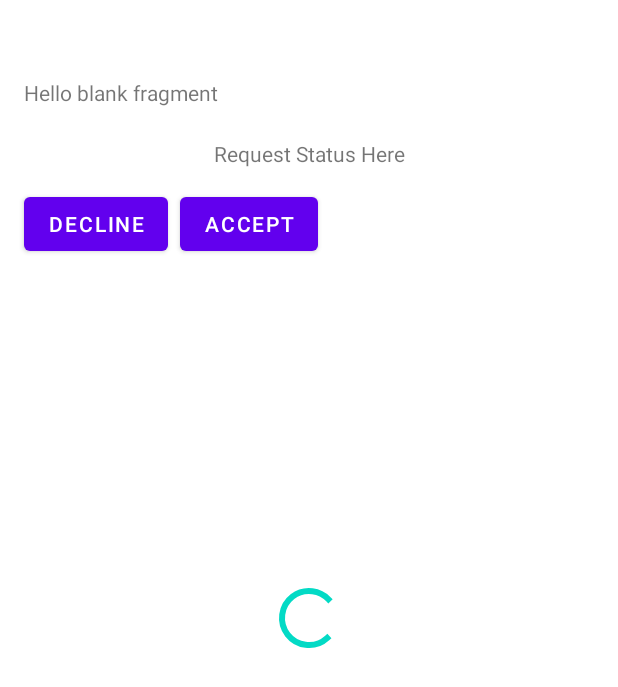
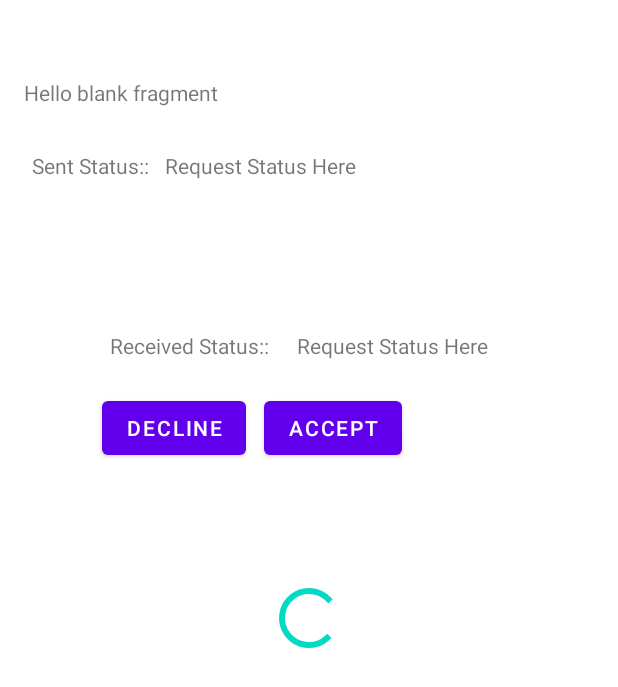
Before and after one commit to J-cart/MessageMe, an Android app: the layout fragment_profile.xml on its own in the app's theme, with its tools: preview values and no code run, on a phone screen of 412 x 824 dp. Shown: the top 687 px of the screen. Run offline under Robolectric (Android 15) with nearby library versions, the phone set to English and light mode, and no system bars.

Commit message:
still working on friend_request....progressing>>>

```diff
--- a/app/src/main/res/layout/fragment_profile.xml
+++ b/app/src/main/res/layout/fragment_profile.xml
@@ -25,18 +25,50 @@
         android:id="@+id/statusText"
         android:layout_width="wrap_content"
         android:layout_height="wrap_content"
-        android:layout_marginTop="16dp"
         android:padding="5dp"
-        app:layout_constraintEnd_toEndOf="@+id/infoText"
+        app:layout_constraintBottom_toBottomOf="@+id/sentHolder"
+        app:layout_constraintStart_toEndOf="@+id/sentHolder"
+        app:layout_constraintTop_toTopOf="@+id/sentHolder"
+        tools:text="Request Status Here" />
+
+
+    <com.google.android.material.textview.MaterialTextView
+        android:id="@+id/receivedText"
+        android:layout_width="wrap_content"
+        android:layout_height="wrap_content"
+        android:layout_marginStart="8dp"
+        android:padding="5dp"
+        app:layout_constraintBottom_toBottomOf="@+id/receivedHolder"
+        app:layout_constraintStart_toEndOf="@+id/receivedHolder"
+        app:layout_constraintTop_toTopOf="@+id/receivedHolder"
+        tools:text="Request Status Here" />
+
+    <com.google.android.material.textview.MaterialTextView
+        android:id="@+id/receivedHolder"
+        android:layout_width="wrap_content"
+        android:layout_height="wrap_content"
+        android:layout_marginStart="68dp"
+        android:layout_marginTop="90dp"
+        android:padding="5dp"
+        android:text="Received Status::"
+        app:layout_constraintStart_toStartOf="parent"
+        app:layout_constraintTop_toBottomOf="@+id/sentHolder" />
+
+    <com.google.android.material.textview.MaterialTextView
+        android:id="@+id/sentHolder"
+        android:layout_width="wrap_content"
+        android:layout_height="wrap_content"
+        android:layout_marginTop="24dp"
+        android:padding="5dp"
+        android:text="Sent Status::"
         app:layout_constraintStart_toStartOf="@+id/infoText"
-        app:layout_constraintTop_toBottomOf="@+id/infoText"
-        tools:text="Request Status Here" />
+        app:layout_constraintTop_toBottomOf="@+id/infoText" />
 
     <com.google.android.material.button.MaterialButton
         android:id="@+id/sendBtn"
         android:layout_width="wrap_content"
         android:layout_height="wrap_content"
-        android:layout_marginTop="8dp"
+        android:layout_marginTop="16dp"
         android:layout_marginEnd="32dp"
         android:text="send"
         android:visibility="invisible"
@@ -47,21 +79,21 @@
         android:id="@+id/acceptBtn"
         android:layout_width="wrap_content"
         android:layout_height="wrap_content"
-        android:layout_marginStart="8dp"
-        android:layout_marginTop="8dp"
+        android:layout_marginStart="12dp"
+        android:layout_marginTop="16dp"
         android:text="Accept"
         app:layout_constraintStart_toEndOf="@+id/declineBtn"
-        app:layout_constraintTop_toBottomOf="@+id/statusText" />
+        app:layout_constraintTop_toBottomOf="@+id/receivedHolder" />
 
     <com.google.android.material.button.MaterialButton
         android:id="@+id/declineBtn"
         android:layout_width="wrap_content"
         android:layout_height="wrap_content"
-        android:layout_marginStart="16dp"
         android:text="Decline"
         app:layout_constraintBottom_toBottomOf="@+id/acceptBtn"
-        app:layout_constraintStart_toStartOf="parent"
-        app:layout_constraintTop_toTopOf="@+id/acceptBtn" />
+        app:layout_constraintStart_toStartOf="@+id/receivedHolder"
+        app:layout_constraintTop_toTopOf="@+id/acceptBtn"
+        app:layout_constraintVertical_bias="1.0" />
 
     <ProgressBar
         android:id="@+id/progressBar"
```
Also changed, not shown: app/src/main/java/com/tutorial/messageme/data/arch/ChatsViewModel.kt (+138 -45 lines), app/src/main/java/com/tutorial/messageme/ui/ProfileFragment.kt (+54 -11 lines).
